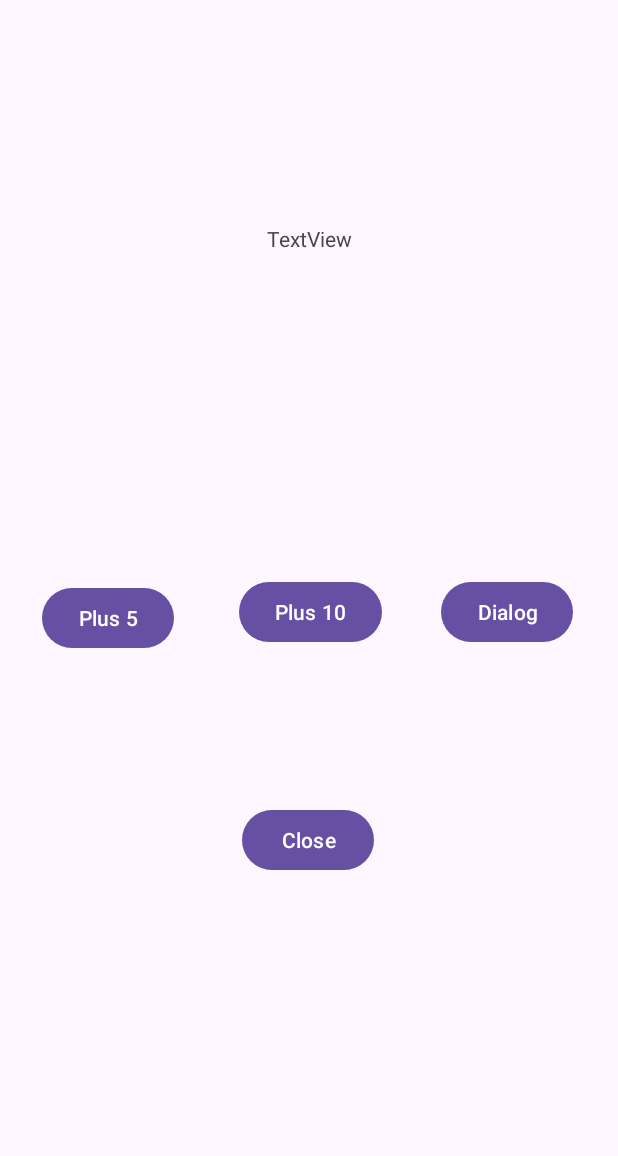
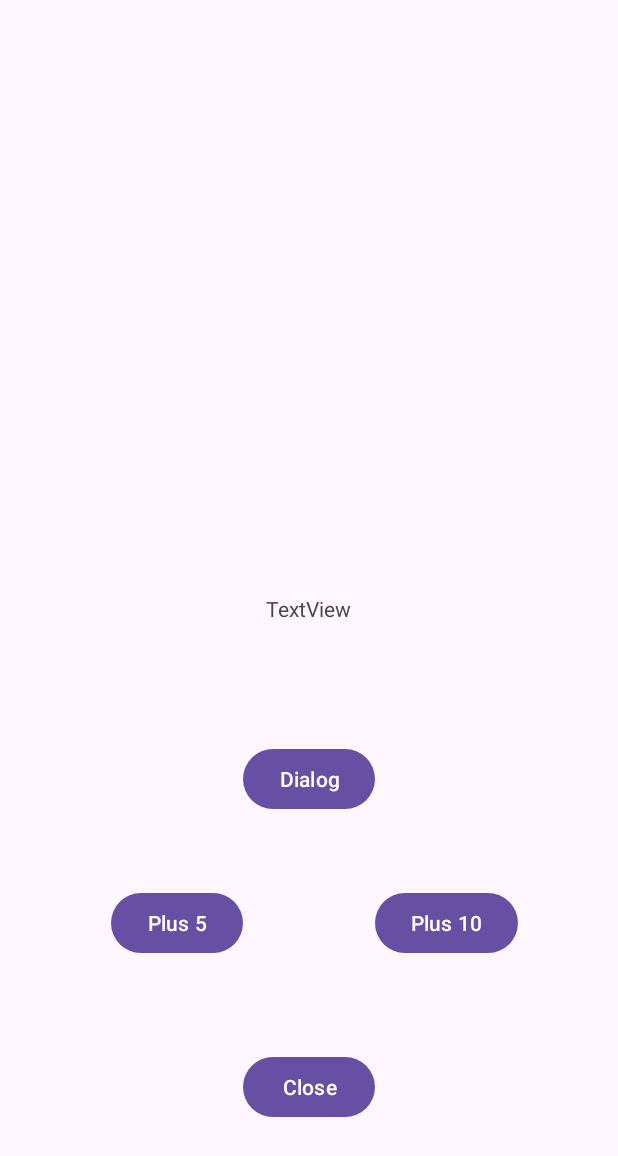
Before and after one commit to SankalpSTiwari/RealEstate, an Android app: the screen it shows after launch (MainActivity), on a phone screen of 412 x 824 dp. Shown: the top 1156 px of the screen. Run offline under Robolectric (Android 15) with nearby library versions, the phone set to English and light mode, and no system bars.

Commit message:
Updated UI

```diff
--- a/app/src/main/res/layout/activity_main.xml
+++ b/app/src/main/res/layout/activity_main.xml
@@ -10,52 +10,50 @@
         android:id="@+id/plus5"
         android:layout_width="wrap_content"
         android:layout_height="wrap_content"
-        android:layout_marginEnd="15dp"
+        android:layout_marginStart="7dp"
+        android:layout_marginTop="48dp"
+        android:layout_marginEnd="22dp"
         android:text="Plus 5"
-        app:layout_constraintBottom_toBottomOf="parent"
         app:layout_constraintEnd_toStartOf="@+id/plus10"
         app:layout_constraintStart_toStartOf="parent"
-        app:layout_constraintTop_toTopOf="parent" />
+        app:layout_constraintTop_toBottomOf="@+id/dialogButton" />
 
     <Button
         android:id="@+id/plus10"
         android:layout_width="wrap_content"
         android:layout_height="wrap_content"
-        android:layout_marginEnd="12dp"
-        android:layout_marginBottom="4dp"
+        android:layout_marginBottom="61dp"
         android:text="Plus 10"
-        app:layout_constraintBottom_toBottomOf="@+id/plus5"
-        app:layout_constraintEnd_toStartOf="@+id/dialogButton"
+        app:layout_constraintBottom_toTopOf="@+id/closeAppButton"
+        app:layout_constraintEnd_toEndOf="parent"
         app:layout_constraintStart_toEndOf="@+id/plus5" />
 
     <Button
         android:id="@+id/dialogButton"
         android:layout_width="wrap_content"
         android:layout_height="wrap_content"
-        android:layout_marginEnd="2dp"
+        android:layout_marginBottom="48dp"
         android:text="Dialog"
-        app:layout_constraintBaseline_toBaselineOf="@+id/plus10"
-        app:layout_constraintEnd_toEndOf="parent"
-        app:layout_constraintStart_toEndOf="@+id/plus10" />
+        app:layout_constraintBottom_toTopOf="@+id/plus10"
+        app:layout_constraintStart_toEndOf="@+id/plus5" />
 
     <TextView
         android:id="@+id/textView"
         android:layout_width="wrap_content"
         android:layout_height="wrap_content"
-        android:layout_marginTop="149dp"
+        android:layout_marginStart="15dp"
+        android:layout_marginBottom="80dp"
         android:text="TextView"
-        app:layout_constraintEnd_toEndOf="parent"
-        app:layout_constraintStart_toStartOf="parent"
-        app:layout_constraintTop_toTopOf="parent" />
+        app:layout_constraintBottom_toTopOf="@+id/dialogButton"
+        app:layout_constraintStart_toStartOf="@+id/dialogButton" />
 
     <Button
         android:id="@+id/closeAppButton"
         android:layout_width="wrap_content"
         android:layout_height="wrap_content"
-        android:layout_marginStart="2dp"
-        android:layout_marginTop="104dp"
+        android:layout_marginBottom="75dp"
         android:text="Close"
-        app:layout_constraintStart_toStartOf="@+id/plus10"
-        app:layout_constraintTop_toBottomOf="@+id/plus10" />
+        app:layout_constraintBottom_toBottomOf="parent"
+        app:layout_constraintStart_toEndOf="@+id/plus5" />
 
 </androidx.constraintlayout.widget.ConstraintLayout>
--- a/app/src/main/res/layout/activity_plus10.xml
+++ b/app/src/main/res/layout/activity_plus10.xml
@@ -9,22 +9,21 @@
         android:id="@+id/textView2"
         android:layout_width="wrap_content"
         android:layout_height="wrap_content"
-        android:layout_marginStart="176dp"
         android:text="Plus 10 Activity"
         app:layout_constraintBottom_toBottomOf="parent"
+        app:layout_constraintEnd_toEndOf="parent"
         app:layout_constraintStart_toStartOf="parent"
         app:layout_constraintTop_toTopOf="parent"
-        app:layout_constraintVertical_bias="0.223"
         tools:ignore="MissingConstraints" />
 
     <Button
         android:id="@+id/close10button"
         android:layout_width="wrap_content"
         android:layout_height="wrap_content"
+        android:layout_marginBottom="140dp"
         android:text="Close Activity"
         app:layout_constraintBottom_toBottomOf="parent"
         app:layout_constraintEnd_toEndOf="parent"
-        app:layout_constraintStart_toStartOf="parent"
-        app:layout_constraintTop_toTopOf="parent" />
+        app:layout_constraintStart_toStartOf="parent" />
 
 </androidx.constraintlayout.widget.ConstraintLayout>
--- a/app/src/main/res/layout/activity_plus5.xml
+++ b/app/src/main/res/layout/activity_plus5.xml
@@ -9,21 +9,20 @@
         android:id="@+id/textView2"
         android:layout_width="wrap_content"
         android:layout_height="wrap_content"
-        android:layout_marginStart="176dp"
         android:text="Plus 5 Activity"
         app:layout_constraintBottom_toBottomOf="parent"
+        app:layout_constraintEnd_toEndOf="parent"
         app:layout_constraintStart_toStartOf="parent"
         app:layout_constraintTop_toTopOf="parent"
-        app:layout_constraintVertical_bias="0.223"
         tools:ignore="MissingConstraints" />
 
     <Button
         android:id="@+id/close5button"
         android:layout_width="wrap_content"
         android:layout_height="wrap_content"
+        android:layout_marginBottom="122dp"
         android:text="Close Activity"
         app:layout_constraintBottom_toBottomOf="parent"
         app:layout_constraintEnd_toEndOf="parent"
-        app:layout_constraintStart_toStartOf="parent"
-        app:layout_constraintTop_toTopOf="parent" />
+        app:layout_constraintStart_toStartOf="parent" />
 </androidx.constraintlayout.widget.ConstraintLayout>
```
